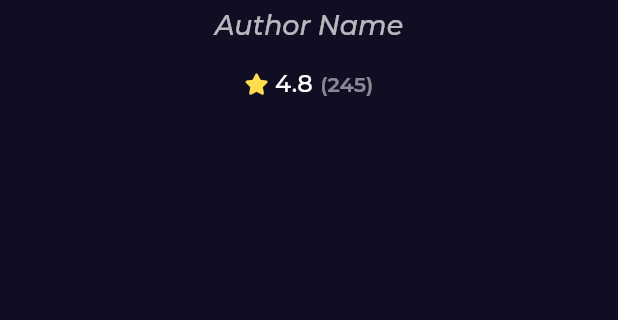
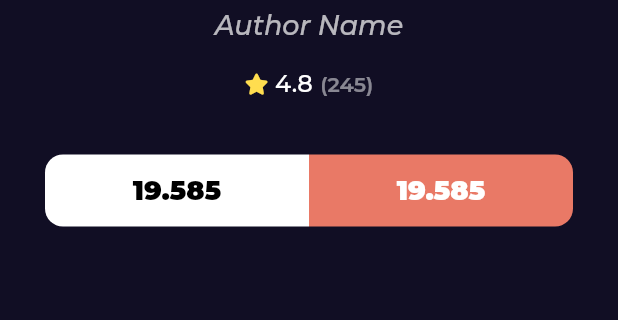
Before and after one commit to mohammed28ali/Book-App, a Flutter app: the BookDetailsView screen opened by its route, on a phone screen of 412 x 824 dp, the part 608-928 px from its top. Run offline on Flutter 3.47's test engine with Material 2 defaults, Android fonts, the phone set to English and light mode, and no system bars; our stand-ins replace font_awesome_flutter, go_router, google_fonts.

Commit message:
create books button action

```diff
--- /dev/null
+++ b/lib/core/widgets/custom_button.dart
@@ -0,0 +1,36 @@
+import 'package:book_app/core/utils/styles.dart';
+import 'package:flutter/material.dart';
+
+class CustomButton extends StatelessWidget {
+  const CustomButton({
+    super.key,
+    required this.backgroundColor,
+    required this.textColor,
+    this.borderRadius,
+  });
+
+  final Color backgroundColor;
+  final Color textColor;
+  final BorderRadius? borderRadius;
+
+  @override
+  Widget build(BuildContext context) {
+    return SizedBox(
+      height: 48,
+      child: TextButton(
+          onPressed: () {},
+          style: TextButton.styleFrom(
+            backgroundColor: backgroundColor,
+            shape: RoundedRectangleBorder(
+                borderRadius: borderRadius ?? BorderRadius.circular(16)),
+          ),
+          child: Text(
+            '19.585',
+            style: Styles.textStyle18.copyWith(
+              color: textColor,
+              fontWeight: FontWeight.w900,
+            ),
+          )),
+    );
+  }
+}
--- a/lib/features/home/presentation/views/widgets/book_details_view_body.dart
+++ b/lib/features/home/presentation/views/widgets/book_details_view_body.dart
@@ -1,48 +1,59 @@
+import 'package:book_app/core/widgets/custom_button.dart';
 import 'package:book_app/features/home/presentation/views/widgets/book_rating.dart';
 import 'package:flutter/material.dart';
 
 import '../../../../../core/utils/styles.dart';
+import 'books_action.dart';
 import 'custom_book_item.dart';
 import 'custom_detiles_app_bar.dart';
 
 class BookDetailsViewBody extends StatelessWidget {
-   const BookDetailsViewBody({Key? key}) : super(key: key);
+  const BookDetailsViewBody({Key? key}) : super(key: key);
 
   @override
   Widget build(BuildContext context) {
-    var width=MediaQuery.of(context).size.width;
-    return  Padding(
+    var width = MediaQuery.of(context).size.width;
+    return Padding(
       padding: const EdgeInsets.symmetric(horizontal: 30.0),
       child: Column(
         children: [
           const CustomBookDetailsAppBar(),
           Padding(
-            padding: EdgeInsets.symmetric(horizontal: width * .2 ),
+            padding: EdgeInsets.symmetric(horizontal: width * .2),
             child: const CustomBookImage(),
           ),
-           const SizedBox(height: 43,),
+          const SizedBox(
+            height: 43,
+          ),
           Text(
             'The Jungle Book',
-            style:Styles.textStyle30.copyWith(
+            style: Styles.textStyle30.copyWith(
               fontWeight: FontWeight.bold,
             ),
           ),
-          const SizedBox(height: 6,),
+          const SizedBox(
+            height: 6,
+          ),
           Opacity(
             opacity: .7,
             child: Text(
               'Author Name',
-              style:Styles.textStyle18.copyWith(
+              style: Styles.textStyle18.copyWith(
                 fontStyle: FontStyle.italic,
                 fontWeight: FontWeight.w500,
               ),
-
             ),
           ),
-          const SizedBox(height: 18,),
+          const SizedBox(
+            height: 18,
+          ),
           const BookRating(
             mainAxisAlignment: MainAxisAlignment.center,
           ),
+          const SizedBox(
+            height: 37,
+          ),
+          const BooksAction(),
         ],
       ),
     );
--- /dev/null
+++ b/lib/features/home/presentation/views/widgets/books_action.dart
@@ -0,0 +1,30 @@
+import 'package:book_app/core/widgets/custom_button.dart';
+import 'package:flutter/material.dart';
+
+class BooksAction extends StatelessWidget {
+  const BooksAction({super.key});
+
+  @override
+  Widget build(BuildContext context) {
+    return const Row(
+      children: [
+        Expanded(
+            child: CustomButton(
+              backgroundColor: Colors.white,
+              textColor: Colors.black,
+              borderRadius: BorderRadius.only(
+                  topLeft: Radius.circular(12),
+                  bottomLeft: Radius.circular(12)),
+            )),
+        Expanded(
+            child: CustomButton(
+              backgroundColor: Color(0xffe97966),
+              textColor: Colors.white,
+              borderRadius: BorderRadius.only(
+                  topRight: Radius.circular(12),
+                  bottomRight: Radius.circular(12)),
+            )),
+      ],
+    );
+  }
+}
```
